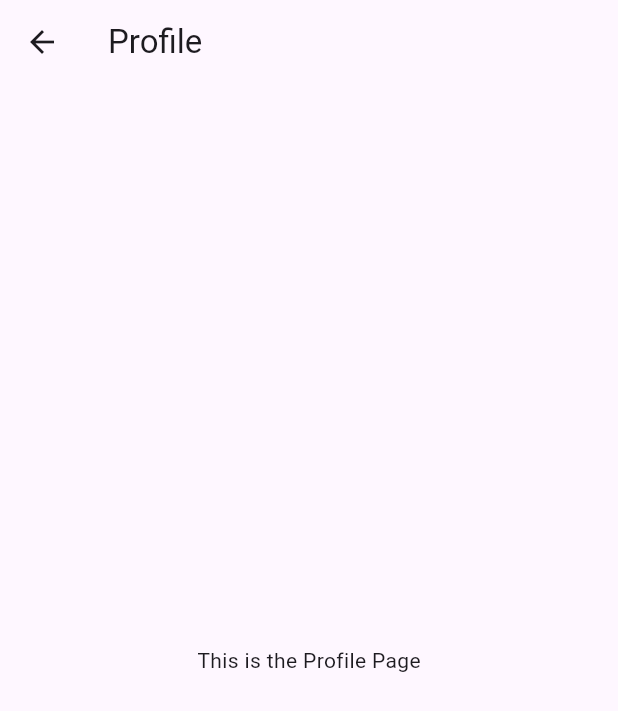
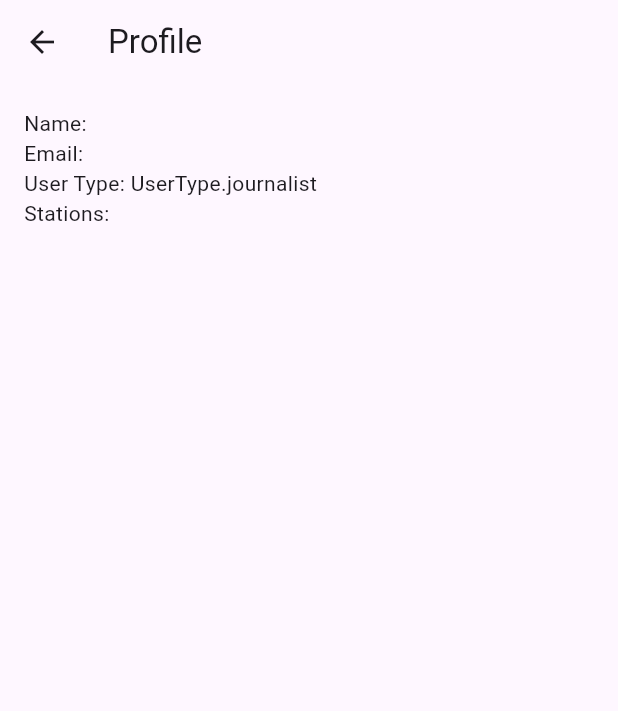
Before and after one commit to wallX/FEUP-MEIC-LGP, a Flutter app: the ProfilePage screen opened directly, on a phone screen of 412 x 824 dp. Shown: the top 711 px of the screen. Run offline on Flutter 3.47's test engine with Material 3 defaults, Android fonts, the phone set to English and light mode, and no system bars; our stand-ins replace cross_file, file_picker, shared_preferences, video_player; missing offline and left inert: tus_client_dart, tusc; accounts and stored records are empty.

Commit message:
added user provider and register works locally

```diff
--- a/app/lib/pages/profile_page.dart
+++ b/app/lib/pages/profile_page.dart
@@ -1,4 +1,7 @@
 import 'package:flutter/material.dart';
+import 'register_page.dart';
+import 'package:provider/provider.dart';
+import 'package:app/provider/user_provider.dart';
 
 class ProfilePage extends StatefulWidget{
   const ProfilePage({super.key});
@@ -9,16 +12,52 @@ class ProfilePage extends StatefulWidget{
 
 class _ProfilePageState extends State<ProfilePage> {
 
-
   @override
   Widget build(BuildContext context) {
     return Scaffold(
       appBar: AppBar(
         title: const Text('Profile'),
       ),
-      body: const Center(
-        child: Text('This is the Profile Page'),
+
+      body: Consumer<UserProvider>(
+        builder: (context, userProvider, child) {
+          final user = userProvider.user;
+          if (user == null) {
+            return Center(
+              child: _registerButton(),
+            );
+          }
+          return _profileInfo(user);
+        },
+      ),
+
+    );
+  }
+
+  Widget _profileInfo(user){
+    return Padding(
+      padding: const EdgeInsets.all(16.0),
+      child: Column(
+        crossAxisAlignment: CrossAxisAlignment.start,
+        children: [
+          Text('Name: ${user?.name ?? 'N/A'}'),
+          Text('Email: ${user?.email ?? 'N/A'}'),
+          Text('User Type: ${user?.userType.toString() ?? 'N/A'}'),
+          Text('Stations: ${user?.stations?.join(', ') ?? 'N/A'}'),
+        ],
       ),
     );
   }
+
+  Widget _registerButton(){
+    return ElevatedButton(
+      onPressed: () {
+        Navigator.push(
+          context,
+          MaterialPageRoute(builder: (context) => const RegisterPage()),
+        );
+      },
+      child: const Text('Register'),
+    );
+  }
 }
--- a/app/lib/pages/register_page.dart
+++ b/app/lib/pages/register_page.dart
@@ -1,5 +1,7 @@
 import 'package:flutter/material.dart';
 import '../data/user.dart';
+import 'package:provider/provider.dart';
+import '../provider/user_provider.dart';
 
 class RegisterPage extends StatefulWidget {
   const RegisterPage({super.key});
@@ -27,7 +29,9 @@ class _RegisterPageState extends State<RegisterPage> {
             : null,
       );
 
+      context.read<UserProvider>().setUser(user);
       debugPrint('User Registered: ${user.name}, ${user.email}, ${user.userType}, ${user.stations}');
+      Navigator.pop(context); // Go back to the previous screen
     }
   }
 
@@ -83,9 +87,9 @@ class _RegisterPageState extends State<RegisterPage> {
         if (value == null || value.isEmpty) {
           return 'Please enter your email';
         }
-        if (!RegExp(r'^[^@]+@[^@]+\.[^@]+').hasMatch(value)) {
-          return 'Please enter a valid email';
-        }
+        //if (!RegExp(r'^[^@]+@[^@]+\.[^@]+').hasMatch(value)) {
+        //  return 'Please enter a valid email';
+        //}
         return null;
       },
     );
--- /dev/null
+++ b/app/lib/provider/user_provider.dart
@@ -0,0 +1,18 @@
+import 'package:flutter/foundation.dart';
+import '../data/user.dart';
+
+class UserProvider extends ChangeNotifier {
+  User? _user;
+
+  User? get user => _user;
+
+  void setUser(User? newUser) {
+    _user = newUser;
+    notifyListeners();
+  }
+
+  void logout() {
+    _user = null;
+    notifyListeners();
+  }
+}
--- a/app/pubspec.yaml
+++ b/app/pubspec.yaml
@@ -42,6 +42,7 @@ dependencies:
   http: ^1.3.0
   tusc: ^1.2.0
   cross_file: ^0.3.4+2
+  provider: ^6.1.1
 
 dev_dependencies:
   flutter_test:
```
Also changed, not shown: app/lib/main.dart (+8 -1 lines).
